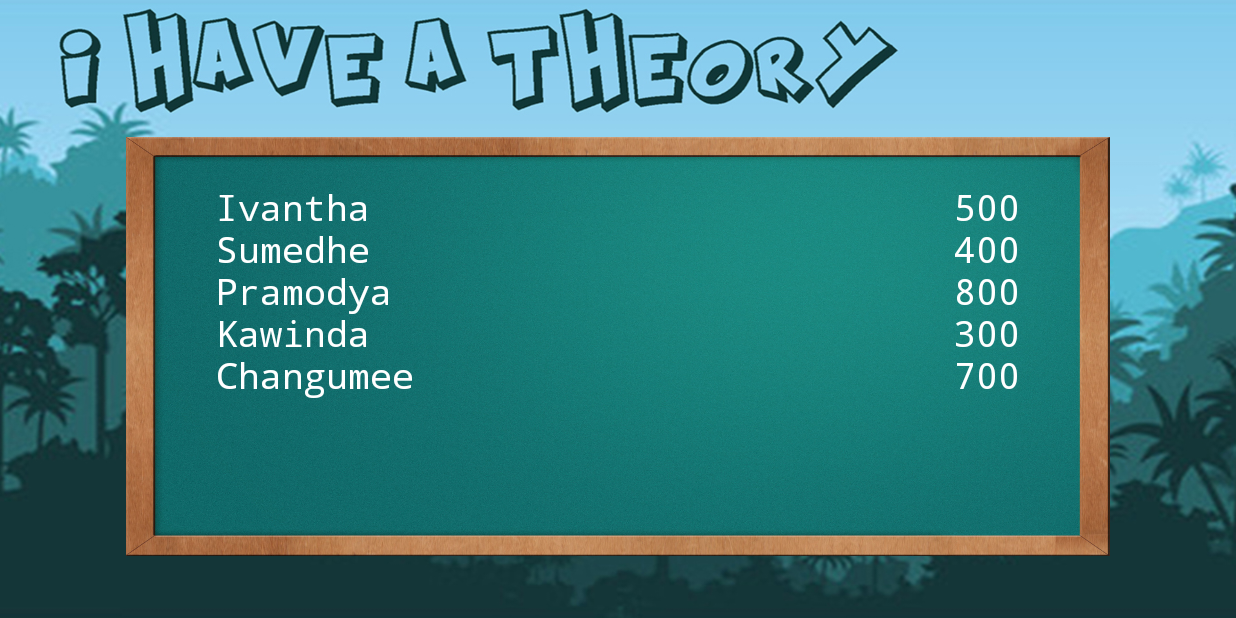
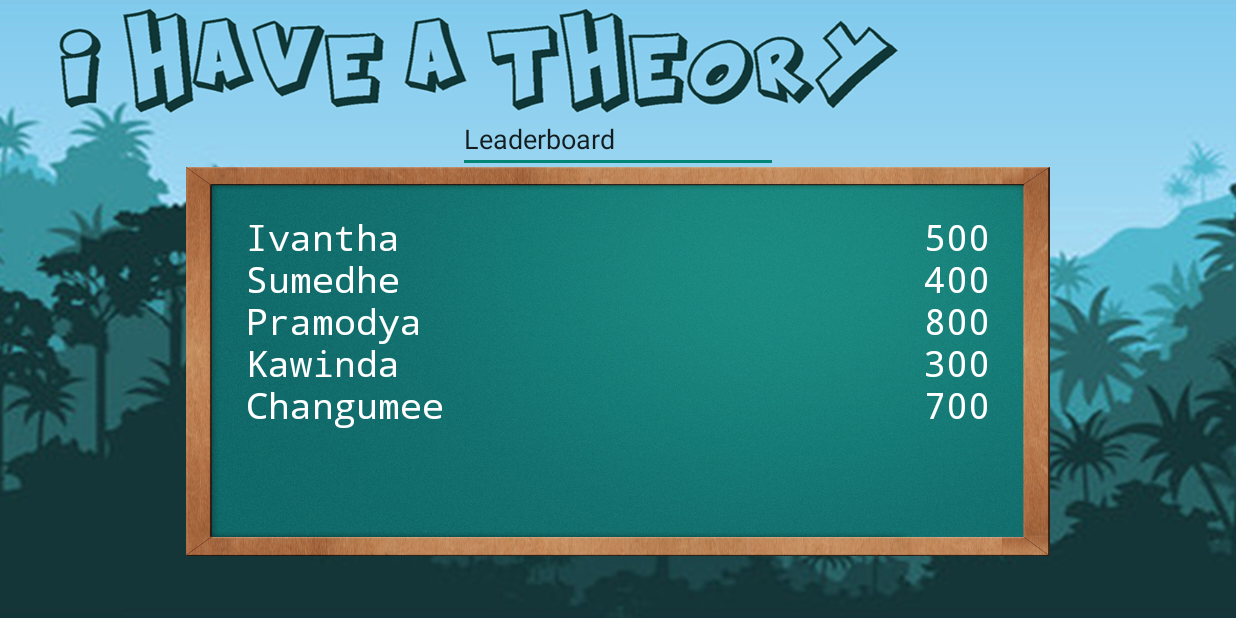
Before and after one commit to QuarkLabs/i-have-a-theory, an Android app: the LeaderboardActivity screen opened directly, with no data from a screen before it, on a phone screen of 824 x 412 dp (held sideways). Run offline under Robolectric (Android 15) with nearby library versions, the phone set to English and light mode, and no system bars.

Commit message:
Resize leaderboard

```diff
--- a/IHaveATheory/app/src/main/res/layout/activity_leaderboard.xml
+++ b/IHaveATheory/app/src/main/res/layout/activity_leaderboard.xml
@@ -20,9 +20,9 @@
         app:srcCompat="@drawable/leaderboard_scoreboard"
         android:scaleType="fitXY"
         android:layout_marginBottom="25dp"
-        android:layout_marginTop="75dp"
-        android:layout_marginRight="20dp"
-        android:layout_marginLeft="20dp"
+        android:layout_marginTop="95dp"
+        android:layout_marginRight="60dp"
+        android:layout_marginLeft="60dp"
         />
 
     <LinearLayout
@@ -35,10 +35,11 @@
         android:layout_alignTop="@+id/scoreboard_imageview"
         android:layout_marginBottom="30dp"
         android:layout_marginTop="30dp"
-        android:layout_marginRight="60dp"
-        android:layout_marginLeft="80dp"
+        android:layout_marginRight="40dp"
+        android:layout_marginLeft="100dp"
         android:weightSum="1"
-        android:scrollIndicators="right">
+        android:scrollIndicators="right"
+        android:id="@+id/linearLayout">
 
         <TextView
             android:text="Ivantha\nSumedhe\nPramodya\nKawinda\nChangumee"
@@ -64,5 +65,17 @@
 
     </LinearLayout>
 
+    <EditText
+        android:layout_width="wrap_content"
+        android:layout_height="wrap_content"
+        android:inputType="textPersonName"
+        android:text="Leaderboard"
+        android:ems="10"
+        android:id="@+id/leaderboard_title_text"
+
+        android:layout_marginTop="54dp"
+        android:layout_alignParentTop="true"
+        android:layout_centerHorizontal="true" />
+
 
 </RelativeLayout>
```
